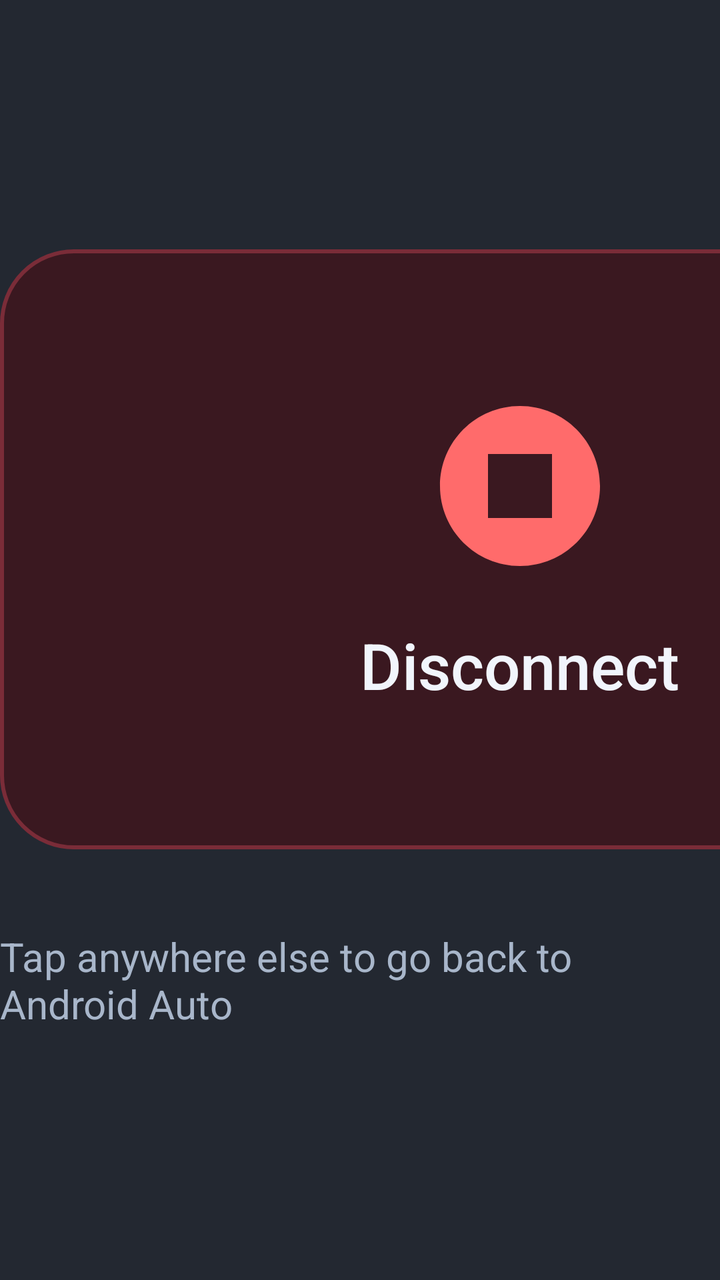
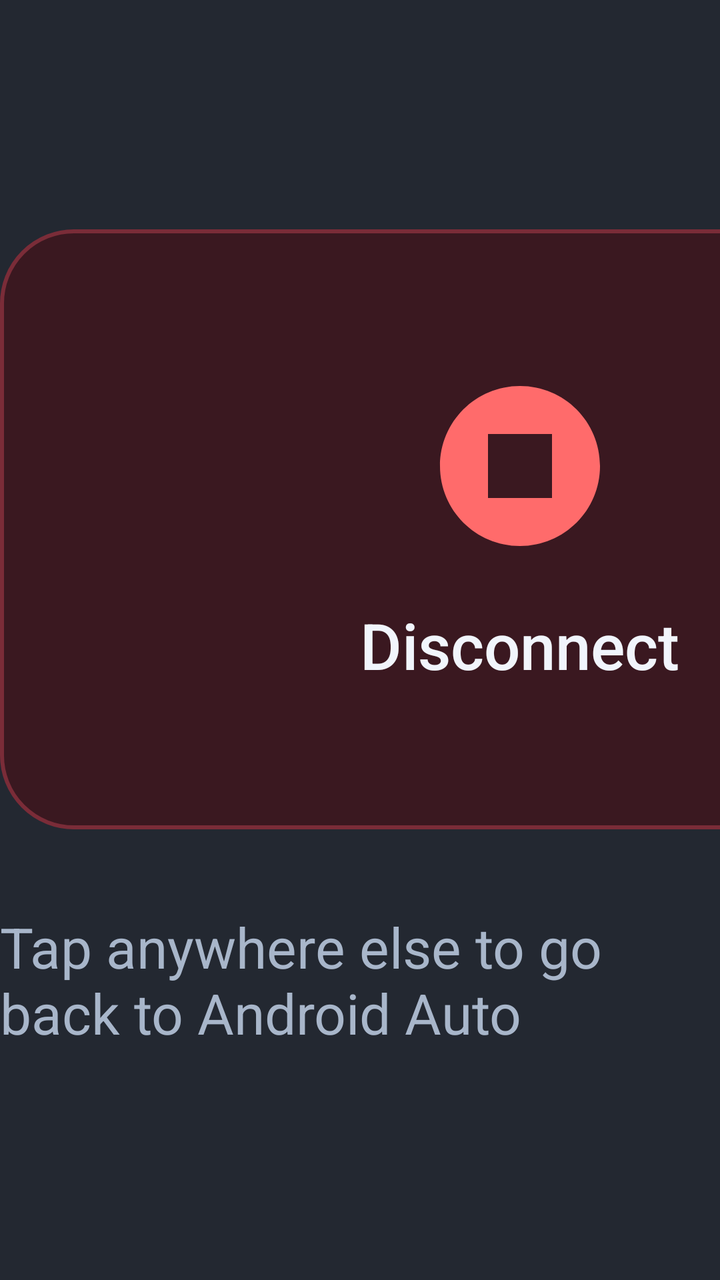

The first picture is an Android layout as it rendered before a commit; the second is the same layout after the commit. The layout source and the unified diff follow.
<!-- AndroidManifest.xml: fallback theme Theme.MaterialComponents.DayNight.NoActionBar -->
<!-- res/layout/da_projection_menu.xml -->
<?xml version="1.0" encoding="utf-8"?>
<LinearLayout xmlns:android="http://schemas.android.com/apk/res/android"
    xmlns:app="http://schemas.android.com/apk/res-auto"
    android:id="@+id/menu_scrim"
    android:layout_width="match_parent"
    android:layout_height="match_parent"
    android:background="@drawable/da_scrim"
    android:clickable="true"
    android:focusable="true"
    android:gravity="center"
    android:orientation="vertical">

    <LinearLayout
        android:layout_width="wrap_content"
        android:layout_height="wrap_content"
        android:orientation="horizontal">

        <LinearLayout
            android:id="@+id/menu_disconnect"
            android:layout_width="520dp"
            android:layout_height="300dp"
            android:background="@drawable/da_tile_danger"
            android:clickable="true"
            android:focusable="true"
            android:gravity="center"
            android:orientation="vertical">

            <ImageView
                android:layout_width="96dp"
                android:layout_height="96dp"
                android:importantForAccessibility="no"
                android:src="@drawable/ic_stop"
                android:tint="#FF6B6B" />

            <TextView
                android:layout_width="wrap_content"
                android:layout_height="wrap_content"
                android:layout_marginTop="20dp"
                android:fontFamily="sans-serif-medium"
                android:text="@string/menu_disconnect"
                android:textColor="@color/da_text"
                android:textSize="32sp" />
        </LinearLayout>

        <LinearLayout
            android:id="@+id/menu_settings"
            android:layout_width="520dp"
            android:layout_height="300dp"
            android:layout_marginStart="48dp"
            android:background="@drawable/da_tile"
            android:clickable="true"
            android:focusable="true"
            android:gravity="center"
            android:orientation="vertical">

            <ImageView
                android:layout_width="96dp"
                android:layout_height="96dp"
                android:importantForAccessibility="no"
                android:src="@drawable/ic_settings_white"
                android:tint="@color/da_accent" />

            <TextView
                android:layout_width="wrap_content"
                android:layout_height="wrap_content"
                android:layout_marginTop="20dp"
                android:fontFamily="sans-serif-medium"
                android:text="@string/da_settings"
                android:textColor="@color/da_text"
                android:textSize="32sp" />
        </LinearLayout>
    </LinearLayout>

    <TextView
        android:layout_width="wrap_content"
        android:layout_height="wrap_content"
        android:layout_marginTop="40dp"
        android:text="@string/menu_close_hint"
        android:textColor="@color/da_muted"
        android:textSize="20sp" />
</LinearLayout>
<!-- resources referenced by this layout -->
<resources>
  <color name="da_accent">#A6C8FF</color>
  <color name="da_muted">#A8B6CA</color>
  <color name="da_text">#F1F5FC</color>
  <!-- drawable da_scrim (drawable) -->
  <shape xmlns:android="http://schemas.android.com/apk/res/android" android:shape="rectangle">
      <solid android:color="#E60C111B"/>
  </shape>
  <!-- drawable da_tile (drawable) -->
  <selector xmlns:android="http://schemas.android.com/apk/res/android">
      <item android:state_pressed="true">
          <shape android:shape="rectangle">
              <solid android:color="#22314A"/>
              <corners android:radius="28dp"/>
              <stroke android:width="1dp" android:color="@color/da_accent"/>
          </shape>
      </item>
      <item>
          <shape android:shape="rectangle">
              <solid android:color="@color/da_surface"/>
              <corners android:radius="28dp"/>
              <stroke android:width="1dp" android:color="@color/da_border"/>
          </shape>
      </item>
  </selector>
  <!-- drawable da_tile_danger (drawable) -->
  <selector xmlns:android="http://schemas.android.com/apk/res/android">
      <item android:state_pressed="true">
          <shape android:shape="rectangle">
              <solid android:color="#552230"/>
              <corners android:radius="36dp"/>
              <stroke android:width="2dp" android:color="#FF6B6B"/>
          </shape>
      </item>
      <item>
          <shape android:shape="rectangle">
              <solid android:color="#3A1820"/>
              <corners android:radius="36dp"/>
              <stroke android:width="2dp" android:color="#7A2C38"/>
          </shape>
      </item>
  </selector>
  <!-- drawable ic_settings_white (drawable) -->
  <vector xmlns:android="http://schemas.android.com/apk/res/android" xmlns:aapt="http://schemas.android.com/aapt"
      android:viewportWidth="507.451"
      android:viewportHeight="507.45"
      android:width="64dp"
      android:height="64dp">
    <path
        android:pathData="M440.813 280.5c0 -7.65 2.55 -15.3 2.55 -25.5s0 -17.85 -2.55 -25.5l53.55 -43.35c5.1 -5.1 5.1 -10.2 2.55 -15.3l-51 -89.25c-2.55 -2.55 -7.649 -5.1 -15.3 -2.55l-63.75 25.5c-12.75 -10.2 -28.05 -17.85 -43.35 -25.5l-10.2 -66.3C315.863 5.1 308.212 0 303.113 0h-102c-5.101 0 -12.75 5.1 -12.75 10.2l-10.2 68.85c-15.3 5.1 -28.05 15.3 -43.35 25.5l-61.2 -25.5c-7.65 -2.55 -12.75 0 -17.851 5.1l-51 89.25c-2.55 2.55 0 10.2 5.1 15.3l53.55 40.8c0 7.65 -2.55 15.3 -2.55 25.5s0 17.85 2.55 25.5l-53.55 43.35c-5.1 5.101 -5.1 10.2 -2.55 15.301l51 89.25c2.55 2.55 7.649 5.1 15.3 2.55l63.75 -25.5c12.75 10.2 28.05 17.85 43.35 25.5l10.2 66.3c0 5.1 5.1 10.2 12.75 10.2h102c5.101 0 12.75 -5.101 12.75 -10.2l10.2 -66.3c15.3 -7.65 30.6 -15.3 43.35 -25.5l63.75 25.5c5.101 2.55 12.75 0 15.301 -5.101l51 -89.25c2.55 -5.1 2.55 -12.75 -2.551 -15.3L440.813 280.5zM252.113 344.25c-48.45 0 -89.25 -40.8 -89.25 -89.25s40.8 -89.25 89.25 -89.25s89.25 40.8 89.25 89.25S300.563 344.25 252.113 344.25z"
        android:fillColor="#fff" />
  </vector>
  <!-- drawable ic_stop (drawable) -->
  <vector xmlns:android="http://schemas.android.com/apk/res/android"
      android:width="24dp"
      android:height="24dp"
      android:viewportWidth="24"
      android:viewportHeight="24">
      <path
          android:fillColor="#FF0000"
          android:pathData="M12,2C6.47,2 2,6.47 2,12s4.47,10 10,10 10,-4.47 10,-10S17.53,2 12,2zM16,16L8,16L8,8l8,0l0,8z" />
  </vector>
  <string name="da_settings">Settings</string>
  <string name="menu_close_hint">Tap anywhere else to go back to Android Auto</string>
  <string name="menu_disconnect">Disconnect</string>
  <color name="da_surface">#151E2C</color>
  <color name="da_border">#2A384B</color>
</resources>

<!-- the commit's change to res/layout/da_projection_menu.xml (unified diff, before → after) -->
@@ -77,5 +77,5 @@
         android:layout_marginTop="40dp"
         android:text="@string/menu_close_hint"
         android:textColor="@color/da_muted"
-        android:textSize="20sp" />
+        android:textSize="28sp" />
 </LinearLayout>
